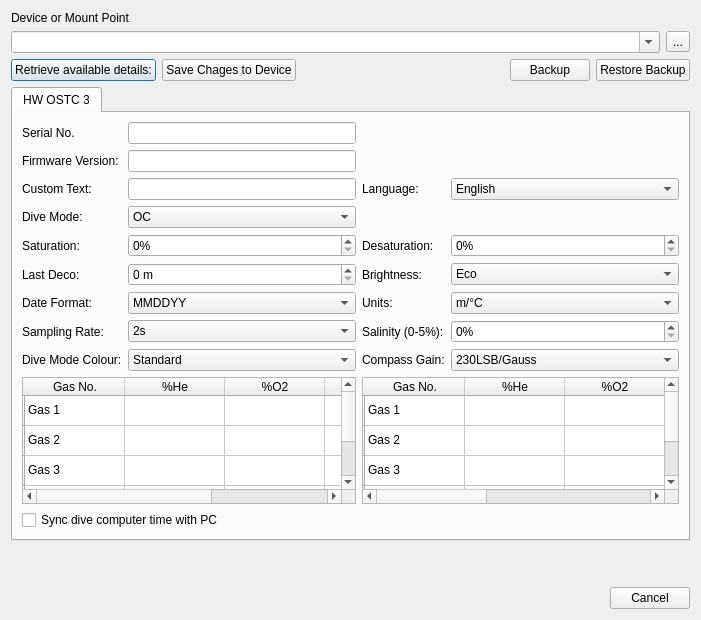
Qt form qt-ui/configuredivecomputerdialog.ui (subsurface/subsurface) before a commit.
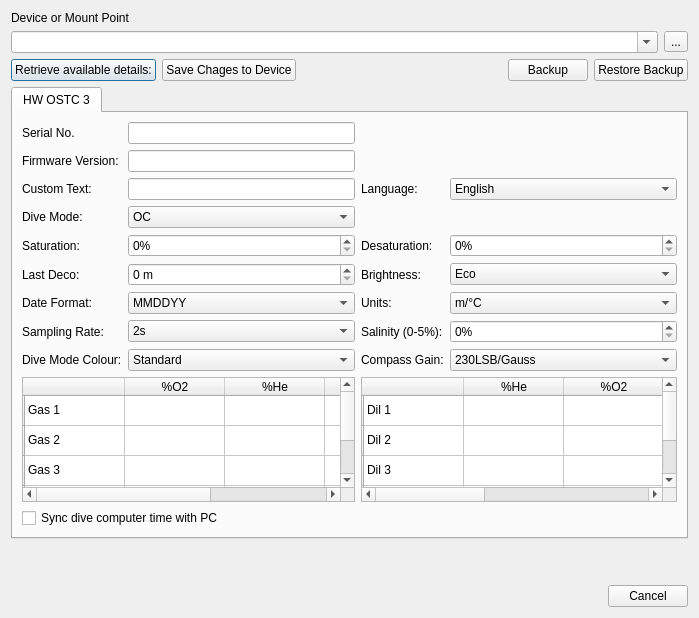
The same form after that commit.

Patch:
```diff
--- a/qt-ui/configuredivecomputerdialog.ui
+++ b/qt-ui/configuredivecomputerdialog.ui
@@ -6,8 +6,8 @@
    <rect>
     <x>0</x>
     <y>0</y>
-    <width>701</width>
-    <height>620</height>
+    <width>699</width>
+    <height>618</height>
    </rect>
   </property>
   <property name="windowTitle">
@@ -475,12 +475,7 @@
          </row>
          <column>
           <property name="text">
-           <string>Gas No.</string>
-          </property>
-         </column>
-         <column>
-          <property name="text">
-           <string>%He</string>
+           <string/>
           </property>
          </column>
          <column>
@@ -488,6 +483,11 @@
            <string>%O2</string>
           </property>
          </column>
+         <column>
+          <property name="text">
+           <string>%He</string>
+          </property>
+         </column>
          <column>
           <property name="text">
            <string>Type</string>
@@ -554,7 +554,7 @@
          </row>
          <column>
           <property name="text">
-           <string>Gas No.</string>
+           <string/>
           </property>
          </column>
          <column>
@@ -579,27 +579,27 @@
          </column>
          <item row="0" column="0">
           <property name="text">
-           <string>Gas 1</string>
+           <string>Dil 1</string>
           </property>
          </item>
          <item row="1" column="0">
           <property name="text">
-           <string>Gas 2</string>
+           <string>Dil 2</string>
           </property>
          </item>
          <item row="2" column="0">
           <property name="text">
-           <string>Gas 3</string>
+           <string>Dil 3</string>
           </property>
          </item>
          <item row="3" column="0">
           <property name="text">
-           <string>Gas 4</string>
+           <string>Dil 4</string>
           </property>
          </item>
          <item row="4" column="0">
           <property name="text">
-           <string>Gas 5</string>
+           <string>Dil 5</string>
           </property>
          </item>
         </widget>
```
